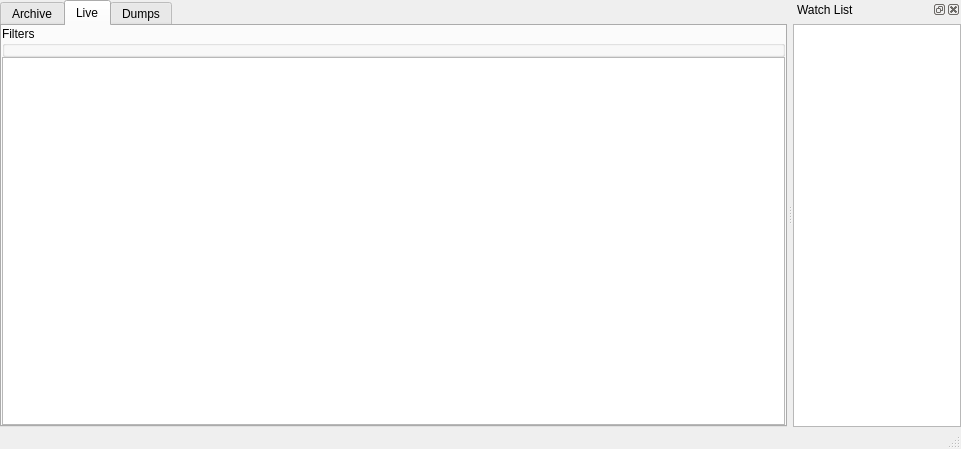
nicobucher/TMInspector, file mainwindow.ui: the form before one commit.
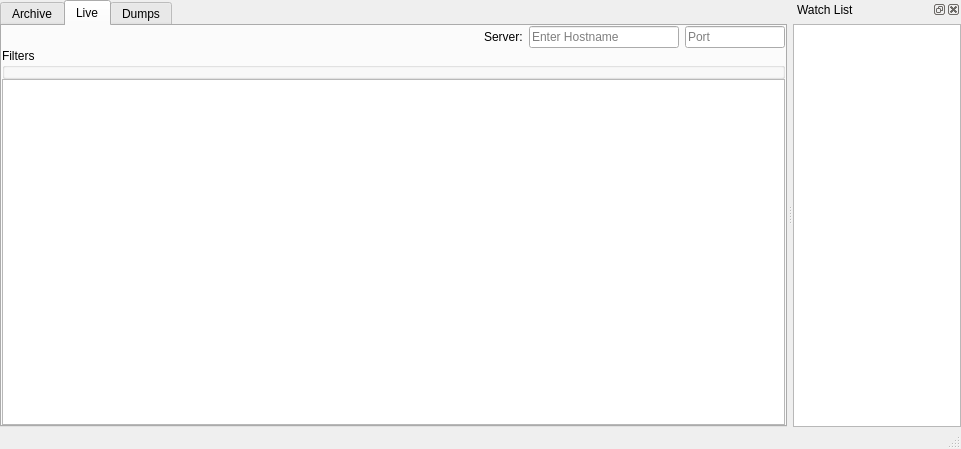
The form after the commit. The open tabs and pages were chosen to show the change.

Commit message: the live server can now be configured from the main live tab. and not though settings anymore. This enables better overview which server ans port is used and also enables having multiple instances open for different datastreams.

What changed in the file:
```diff
--- a/mainwindow.ui
+++ b/mainwindow.ui
@@ -199,6 +199,93 @@
         <property name="bottomMargin">
          <number>0</number>
         </property>
+        <item>
+         <layout class="QHBoxLayout" name="horizontalLayout_4">
+          <item>
+           <widget class="QLabel" name="Filter">
+            <property name="text">
+             <string/>
+            </property>
+           </widget>
+          </item>
+          <item>
+           <spacer name="horizontalSpacer_3">
+            <property name="orientation">
+             <enum>Qt::Horizontal</enum>
+            </property>
+            <property name="sizeHint" stdset="0">
+             <size>
+              <width>40</width>
+              <height>20</height>
+             </size>
+            </property>
+           </spacer>
+          </item>
+          <item>
+           <widget class="QLabel" name="label_3">
+            <property name="text">
+             <string>Server:</string>
+            </property>
+           </widget>
+          </item>
+          <item>
+           <widget class="QLineEdit" name="host">
+            <property name="maximumSize">
+             <size>
+              <width>150</width>
+              <height>16777215</height>
+             </size>
+            </property>
+            <property name="text">
+             <string/>
+            </property>
+            <property name="placeholderText">
+             <string>Enter Hostname</string>
+            </property>
+            <property name="clearButtonEnabled">
+             <bool>true</bool>
+            </property>
+           </widget>
+          </item>
+          <item>
+           <widget class="QLineEdit" name="port">
+            <property name="maximumSize">
+             <size>
+              <width>100</width>
+              <height>16777215</height>
+             </size>
+            </property>
+            <property name="inputMethodHints">
+             <set>Qt::ImhDigitsOnly</set>
+            </property>
+            <property name="inputMask">
+             <string notr="true"/>
+            </property>
+            <property name="text">
+             <string/>
+            </property>
+            <property name="maxLength">
+             <number>6</number>
+            </property>
+            <property name="echoMode">
+             <enum>QLineEdit::Normal</enum>
+            </property>
+            <property name="cursorPosition">
+             <number>0</number>
+            </property>
+            <property name="placeholderText">
+             <string>Port</string>
+            </property>
+            <property name="cursorMoveStyle">
+             <enum>Qt::VisualMoveStyle</enum>
+            </property>
+            <property name="clearButtonEnabled">
+             <bool>true</bool>
+            </property>
+           </widget>
+          </item>
+         </layout>
+        </item>
         <item>
          <widget class="QGroupBox" name="groupBox">
           <property name="title">
```
Left out of the diff: 4 changed lines with no effect on the pictures. The commit also changes 6 other files.
